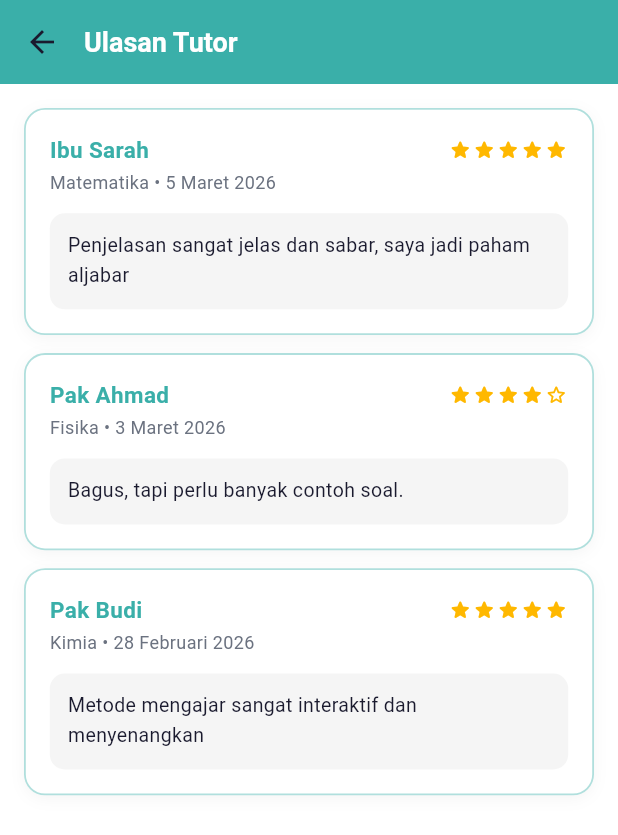
After one commit to muhammadariefand/lazuardyFrontend, a Flutter app: the UlasanTutorPage screen opened by its route, on a phone screen of 412 x 824 dp. The commit adds this screen. Shown: the top 835 px of the screen. Run offline on Flutter 3.47's test engine with Material 3 defaults, Android fonts, the phone set to English and light mode, and no system bars; our stand-ins replace dio, flutter_bloc, get_it; Roboto replaces fonts that are missing (Poppins).

Commit message:
update beranda siswa (ulasan tutor)

```diff
--- a/lib/main.dart
+++ b/lib/main.dart
@@ -23,6 +23,7 @@ import 'package:lazuadry_mobile_fe/presentation/pages/siswa/riwayat_sesi/detail_
 import 'package:lazuadry_mobile_fe/presentation/pages/siswa/riwayat_sesi/rating_tutor_page.dart';
 import 'package:lazuadry_mobile_fe/presentation/pages/siswa/riwayat_sesi/riwayat_sesi_page.dart';
 import 'package:lazuadry_mobile_fe/presentation/pages/siswa/sesi_dibatalkan_page.dart';
+import 'package:lazuadry_mobile_fe/presentation/pages/siswa/ulasan_tutor/ulasan_tutor_page.dart';
 import 'package:lazuadry_mobile_fe/presentation/state_management/auth/auth_cubit.dart';
 
 // ── Shared ─────────────────────────────────────────────────────────
@@ -139,6 +140,9 @@ class LazuardyApp extends StatelessWidget {
           '/siswa/riwayat-sesi/detail': (_) => const DetailRiwayatSesiPage(),
           '/siswa/riwayat-sesi/rating': (_) => const RatingTutorPage(),
 
+          // ── Siswa: Riwayat Ulasan Tutor ────────────────────────────────
+          '/siswa/ulasan-tutor': (_) => const UlasanTutorPage(),
+
           // ── Tutor: Register flow ───────────────────────────────
           '/tutor/register': (_) => const RegisterTutorPage(),
           '/tutor/detail-pribadi': (_) => const DetailPribadiTutorPage(),
--- a/lib/presentation/pages/siswa/beranda_siswa_page.dart
+++ b/lib/presentation/pages/siswa/beranda_siswa_page.dart
@@ -154,7 +154,7 @@ class _BerandaSiswaPageState extends State<BerandaSiswaPage> {
     final items = [
       ('📚', 'Booking\n  ', '/siswa/booking/pilih-kategori'),
       ('🕐', 'Riwayat\nSesi', '/siswa/riwayat-sesi'),
-      ('⭐', 'Riwayat\nUlasan Tutor', '/siswa/ulasan'),
+      ('⭐', 'Riwayat\nUlasan Tutor', '/siswa/ulasan-tutor'),
       ('💳', 'Riwayat\nPembayaran', '/siswa/pembayaran'),
     ];
     return Padding(
--- /dev/null
+++ b/lib/presentation/pages/siswa/ulasan_tutor/ulasan_tutor_page.dart
@@ -0,0 +1,166 @@
+// lib/presentation/pages/siswa/ulasan_tutor_page.dart
+// Riwayat Ulasan Tutor — list kartu ulasan dengan bintang parsial
+
+import 'package:flutter/material.dart';
+import 'package:lazuadry_mobile_fe/core/theme/app_theme.dart';
+
+const _teal = Color(0xFF3AAFA9);
+const _starYellow = Color(0xFFFFB800);
+
+class UlasanTutorPage extends StatelessWidget {
+  const UlasanTutorPage({super.key});
+
+  // Data dummy — ganti dengan data dari Cubit/API
+  static const _ulasanList = [
+    _UlasanItem(
+      tutorNama: 'Ibu Sarah',
+      mapel: 'Matematika',
+      tanggal: '5 Maret 2026',
+      rating: 5.0,
+      ulasan: 'Penjelasan sangat jelas dan sabar, saya jadi paham aljabar',
+    ),
+    _UlasanItem(
+      tutorNama: 'Pak Ahmad',
+      mapel: 'Fisika',
+      tanggal: '3 Maret 2026',
+      rating: 4.0,
+      ulasan: 'Bagus, tapi perlu banyak contoh soal.',
+    ),
+    _UlasanItem(
+      tutorNama: 'Pak Budi',
+      mapel: 'Kimia',
+      tanggal: '28 Februari 2026',
+      rating: 5.0,
+      ulasan: 'Metode mengajar sangat interaktif dan menyenangkan',
+    ),
+  ];
+
+  @override
+  Widget build(BuildContext context) {
+    return Scaffold(
+      backgroundColor: Colors.white,
+      appBar: AppBar(
+        backgroundColor: _teal,
+        foregroundColor: Colors.white,
+        elevation: 0,
+        titleSpacing: 0,
+        leading: IconButton(
+          icon: const Icon(Icons.arrow_back),
+          onPressed: () => Navigator.pop(context),
+        ),
+        title: const Text('Ulasan Tutor',
+            style: TextStyle(fontSize: 18, fontWeight: FontWeight.w700)),
+      ),
+      body: _ulasanList.isEmpty
+          ? _buildEmpty()
+          : ListView.separated(
+              padding: const EdgeInsets.all(16),
+              itemCount: _ulasanList.length,
+              separatorBuilder: (_, __) => const SizedBox(height: 12),
+              itemBuilder: (_, i) => _UlasanCard(item: _ulasanList[i]),
+            ),
+    );
+  }
+
+  Widget _buildEmpty() => const Center(
+    child: Column(mainAxisSize: MainAxisSize.min, children: [
+      Text('⭐', style: TextStyle(fontSize: 48)),
+      SizedBox(height: 12),
+      Text('Belum ada ulasan',
+          style: TextStyle(fontSize: 15, color: AppColors.textSecondary)),
+    ]),
+  );
+}
+
+// ── Kartu ulasan ──────────────────────────────────────────────────
+class _UlasanCard extends StatelessWidget {
+  final _UlasanItem item;
+  const _UlasanCard({required this.item});
+
+  @override
+  Widget build(BuildContext context) {
+    return Container(
+      padding: const EdgeInsets.all(16),
+      decoration: BoxDecoration(
+        color: Colors.white,
+        borderRadius: BorderRadius.circular(14),
+        border: Border.all(color: _teal.withOpacity(0.4), width: 1.2),
+        boxShadow: [
+          BoxShadow(color: Colors.black.withOpacity(0.04), blurRadius: 8,
+              offset: const Offset(0, 2)),
+        ],
+      ),
+      child: Column(crossAxisAlignment: CrossAxisAlignment.start, children: [
+        // Header: nama tutor + bintang
+        Row(
+          mainAxisAlignment: MainAxisAlignment.spaceBetween,
+          children: [
+            Text(item.tutorNama,
+                style: const TextStyle(
+                    fontSize: 15, fontWeight: FontWeight.w700, color: _teal)),
+            _StarRow(rating: item.rating),
+          ],
+        ),
+        const SizedBox(height: 3),
+
+        // Mapel + tanggal
+        Text('${item.mapel} • ${item.tanggal}',
+            style: const TextStyle(fontSize: 12, color: AppColors.textSecondary)),
+        const SizedBox(height: 12),
+
+        // Teks ulasan
+        Container(
+          width: double.infinity,
+          padding: const EdgeInsets.all(12),
+          decoration: BoxDecoration(
+            color: Colors.grey.shade100,
+            borderRadius: BorderRadius.circular(10),
+          ),
+          child: Text(
+            item.ulasan,
+            style: const TextStyle(
+                fontSize: 13, color: AppColors.textPrimary, height: 1.5),
+          ),
+        ),
+      ]),
+    );
+  }
+}
+
+// ── Bintang parsial ───────────────────────────────────────────────
+class _StarRow extends StatelessWidget {
+  final double rating; // 1.0 – 5.0, mendukung setengah bintang
+  const _StarRow({required this.rating});
+
+  @override
+  Widget build(BuildContext context) {
+    return Row(
+      mainAxisSize: MainAxisSize.min,
+      children: List.generate(5, (i) {
+        final starVal = i + 1;
+        IconData icon;
+        if (rating >= starVal) {
+          icon = Icons.star_rounded;           // penuh
+        } else if (rating >= starVal - 0.5) {
+          icon = Icons.star_half_rounded;      // setengah
+        } else {
+          icon = Icons.star_outline_rounded;   // kosong
+        }
+        return Icon(icon, color: _starYellow, size: 16);
+      }),
+    );
+  }
+}
+
+// ── Model ─────────────────────────────────────────────────────────
+class _UlasanItem {
+  final String tutorNama, mapel, tanggal, ulasan;
+  final double rating;
+  const _UlasanItem({
+    required this.tutorNama,
+    required this.mapel,
+    required this.tanggal,
+    required this.rating,
+    required this.ulasan,
+  });
+}
```
